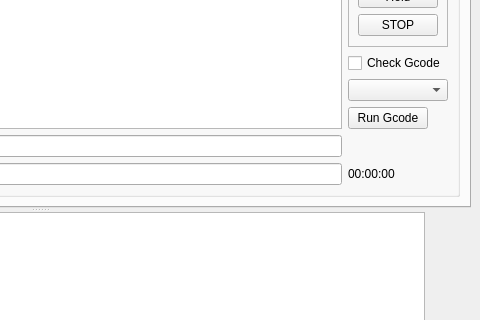
Qt form GuiXYZ_V1.ui (fedetony/GUI_XYZ_GImage) before a commit; both pictures show x 400 to 880 and y 241 to 561 of the 880 by 654 pixel window.
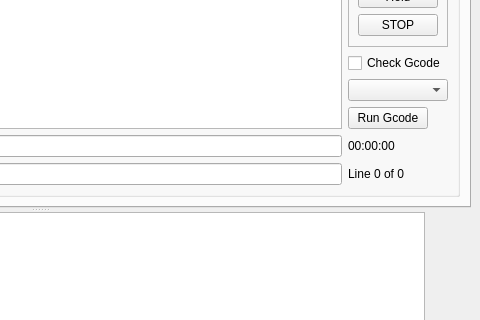
The same form after that commit. Icons and pictures are not drawn.

Commit message: Disabled handler for log to print in TextEdit_Logger because is causing conflicts and exiting with errors after >4000 lines of streaming. Logger is broken or is not thread safe. -> Need to find other implementation.

What changed in the file:
```diff
--- a/GuiXYZ_V1.ui
+++ b/GuiXYZ_V1.ui
@@ -1083,13 +1083,6 @@
                   </item>
                  </layout>
                 </item>
-                <item row="2" column="1">
-                 <widget class="QLabel" name="label_time">
-                  <property name="text">
-                   <string>00:00:00</string>
-                  </property>
-                 </widget>
-                </item>
                 <item row="1" column="0">
                  <widget class="QProgressBar" name="progressBar_Gcodebuffer">
                   <property name="value">
@@ -1097,6 +1090,20 @@
                   </property>
                  </widget>
                 </item>
+                <item row="1" column="1">
+                 <widget class="QLabel" name="label_time">
+                  <property name="text">
+                   <string>00:00:00</string>
+                  </property>
+                 </widget>
+                </item>
+                <item row="2" column="1">
+                 <widget class="QLabel" name="label_GcodeLines">
+                  <property name="text">
+                   <string>Line 0 of 0</string>
+                  </property>
+                 </widget>
+                </item>
                </layout>
               </item>
              </layout>
```
The commit also changes 7 other files.
